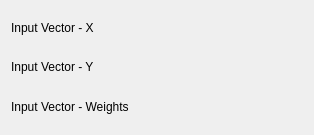
Kst-plot/kst, file src/plugins/fits/linear_weighted/fitlinear_weightedconfig.ui: the form before one commit.
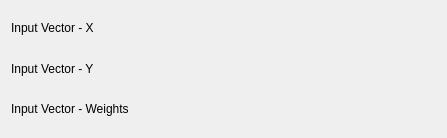
The form after the commit. Custom widgets are drawn as their Qt base class.

Patch:
```diff
--- a/src/plugins/fits/linear_weighted/fitlinear_weightedconfig.ui
+++ b/src/plugins/fits/linear_weighted/fitlinear_weightedconfig.ui
@@ -5,10 +5,16 @@
    <rect>
     <x>0</x>
     <y>0</y>
-    <width>314</width>
-    <height>135</height>
+    <width>447</width>
+    <height>138</height>
    </rect>
   </property>
+  <property name="minimumSize" >
+   <size>
+    <width>400</width>
+    <height>0</height>
+   </size>
+  </property>
   <layout class="QVBoxLayout" name="verticalLayout" >
    <item>
     <layout class="QHBoxLayout" name="horizontalLayout_2" >
```
